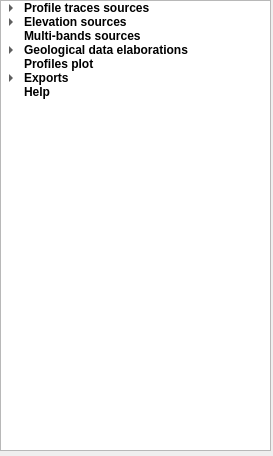
Qt form ui/choices_treewidget.ui (mauroalberti/qProf) before a commit.
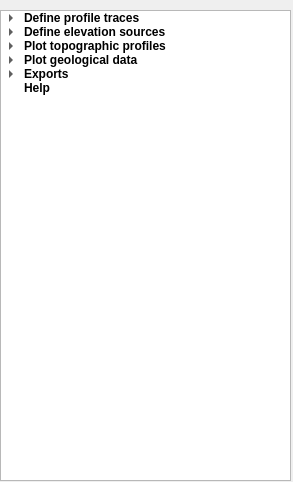
The same form after that commit. Icons and pictures are not drawn.

Commit message: Restored single topographic plot

The edit to the form file:
```diff
--- a/ui/choices_treewidget.ui
+++ b/ui/choices_treewidget.ui
@@ -6,8 +6,8 @@
    <rect>
     <x>0</x>
     <y>0</y>
-    <width>273</width>
-    <height>456</height>
+    <width>293</width>
+    <height>482</height>
    </rect>
   </property>
   <property name="windowTitle">
@@ -18,17 +18,29 @@
     <normaloff>../icons/qProf_main.svg</normaloff>../icons/qProf_main.svg</iconset>
   </property>
   <widget class="QTreeWidget" name="actionsTreeWidget">
+   <property name="enabled">
+    <bool>true</bool>
+   </property>
    <property name="geometry">
     <rect>
      <x>0</x>
-     <y>0</y>
-     <width>271</width>
-     <height>451</height>
+     <y>10</y>
+     <width>291</width>
+     <height>471</height>
     </rect>
    </property>
+   <property name="sizePolicy">
+    <sizepolicy hsizetype="Preferred" vsizetype="Preferred">
+     <horstretch>0</horstretch>
+     <verstretch>0</verstretch>
+    </sizepolicy>
+   </property>
    <property name="autoFillBackground">
     <bool>true</bool>
    </property>
+   <property name="sizeAdjustPolicy">
+    <enum>QAbstractScrollArea::AdjustToContents</enum>
+   </property>
    <property name="tabKeyNavigation">
     <bool>true</bool>
    </property>
@@ -42,7 +54,7 @@
    </column>
    <item>
     <property name="text">
-     <string>Profile traces sources</string>
+     <string>Define profile traces </string>
     </property>
     <property name="font">
      <font>
@@ -50,10 +62,6 @@
       <bold>true</bold>
      </font>
     </property>
-    <property name="icon">
-     <iconset>
-      <normaloff>../icons/profile.svg</normaloff>../icons/profile.svg</iconset>
-    </property>
     <item>
      <property name="text">
       <string>Select from line layer</string>
@@ -77,7 +85,7 @@
    </item>
    <item>
     <property name="text">
-     <string>Elevation sources</string>
+     <string>Define elevation sources</string>
     </property>
     <property name="font">
      <font>
@@ -98,7 +106,7 @@
    </item>
    <item>
     <property name="text">
-     <string>Multi-bands sources</string>
+     <string>Plot topographic profiles</string>
     </property>
     <property name="font">
      <font>
@@ -106,10 +114,20 @@
       <bold>true</bold>
      </font>
     </property>
+    <item>
+     <property name="text">
+      <string>Single elevation profile</string>
+     </property>
+    </item>
+    <item>
+     <property name="text">
+      <string>Multiple elevation profiles</string>
+     </property>
+    </item>
    </item>
    <item>
     <property name="text">
-     <string>Geological data elaborations</string>
+     <string>Plot geological data</string>
     </property>
     <property name="font">
      <font>
@@ -138,17 +156,6 @@
      </property>
     </item>
    </item>
-   <item>
-    <property name="text">
-     <string>Profiles plot</string>
-    </property>
-    <property name="font">
-     <font>
-      <weight>75</weight>
-      <bold>true</bold>
-     </font>
-    </property>
-   </item>
    <item>
     <property name="text">
      <string>Exports</string>
```
The commit also changes 1 other file.
